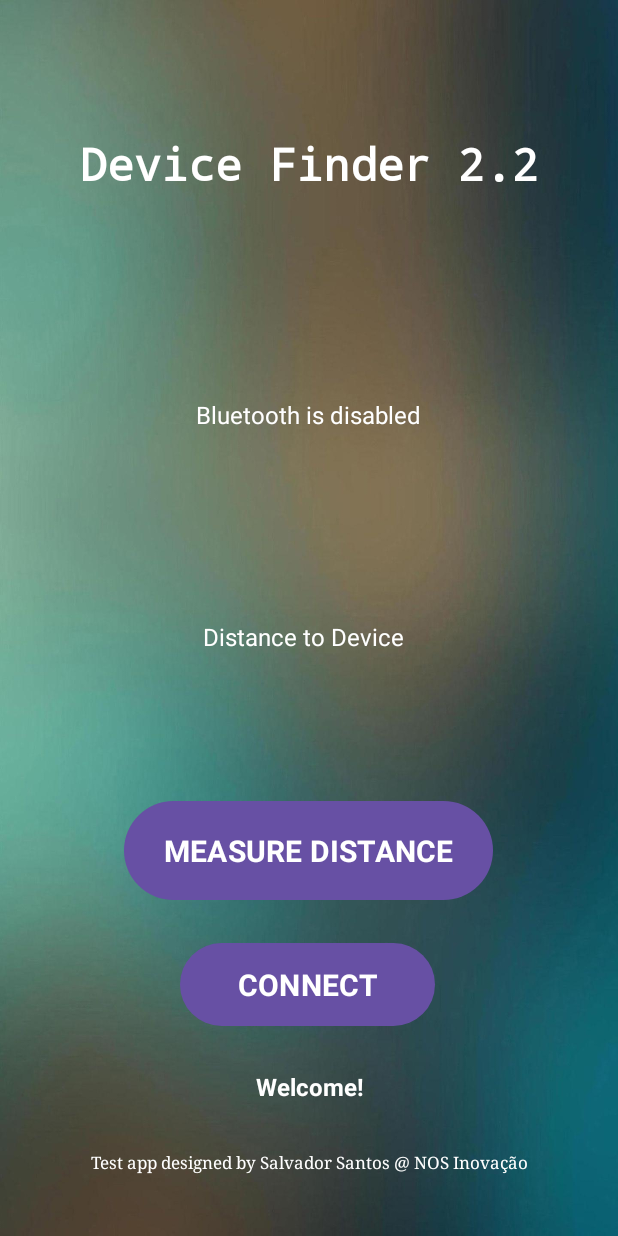
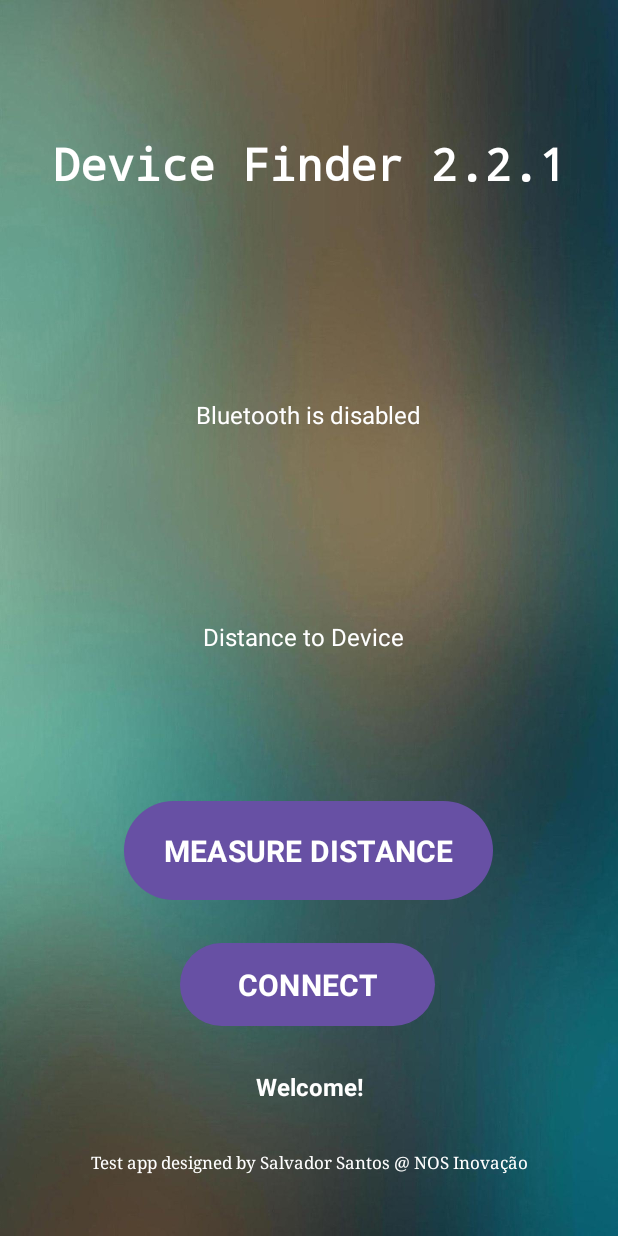
Before and after one commit to savesantos/DeviceFinder, an Android app: the screen it shows after launch (MainActivity), on a phone screen of 412 x 824 dp. Run offline under Robolectric (Android 15) with nearby library versions, the phone set to English and light mode, and no system bars.

```diff
--- a/app/src/main/res/layout/activity_main.xml
+++ b/app/src/main/res/layout/activity_main.xml
@@ -11,7 +11,7 @@
         android:id="@+id/textView2"
         android:layout_width="wrap_content"
         android:layout_height="wrap_content"
-        android:text="Device Finder 2.2"
+        android:text="Device Finder 2.2.1"
         android:textColor="@color/white"
         android:textSize="30sp"
         android:textStyle="bold"
```
Also changed, not shown: app/src/main/java/nos/example/devicefinder/MainActivity.java (+11 -9 lines).
